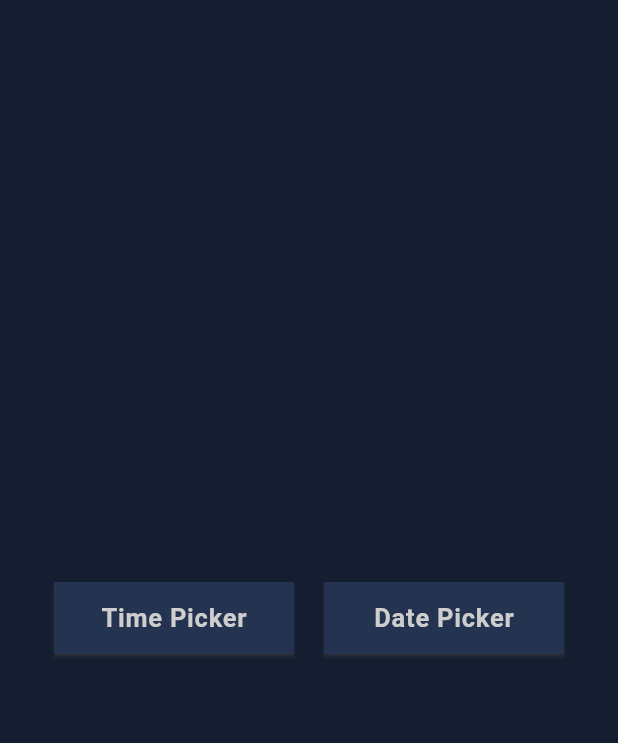
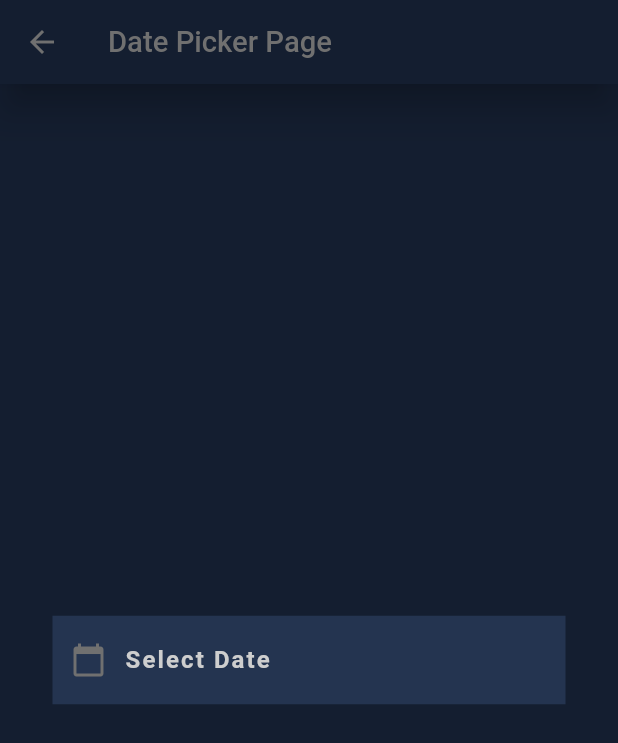
Before and after one commit to gokarna123-goku/flutter_date_and_time, a Flutter app: the screen it shows after launch, after a tap on "Date Picker", on a phone screen of 412 x 824 dp. Shown: the top 743 px of the screen. Run offline on Flutter 3.47's test engine with Material 2 defaults, Android fonts, the light colour scheme and no system bars; our stand-ins replace motion_toast.

Commit message:
complated the app

```diff
--- a/lib/screen/date_picker/date.dart
+++ b/lib/screen/date_picker/date.dart
@@ -0,0 +1,103 @@
+import 'package:intl/intl.dart';
+import "package:flutter/material.dart";
+import 'package:motion_toast/motion_toast.dart';
+import 'package:motion_toast/resources/arrays.dart';
+import 'package:data_time_picker/constant/color.dart';
+
+class DatePickerScreen extends StatefulWidget {
+  const DatePickerScreen({super.key});
+
+  @override
+  State<DatePickerScreen> createState() => _DatePickerScreenState();
+}
+
+class _DatePickerScreenState extends State<DatePickerScreen> {
+  TextEditingController dateInput = TextEditingController();
+
+  @override
+  void initState() {
+    dateInput.text = ""; //set the initial value of text field
+    super.initState();
+  }
+
+  @override
+  Widget build(BuildContext context) {
+    return Scaffold(
+      backgroundColor: background,
+      appBar: AppBar(
+        backgroundColor: background,
+        elevation: 10,
+        title: Text("Date Picker Page",
+          textAlign: TextAlign.center,
+          style: TextStyle(
+              color: tertiary, fontSize: 19.5, fontWeight: FontWeight.w500),
+        ),
+        iconTheme: IconThemeData(color: tertiary),
+      ),
+      body: SafeArea(
+        child: Center(
+          child: Column(
+            mainAxisAlignment: MainAxisAlignment.center,
+            crossAxisAlignment: CrossAxisAlignment.center,
+            children: [
+              Padding(
+                padding: EdgeInsets.symmetric(horizontal: 35.0),
+                child: Container(
+                  child: TextField(
+                    controller: dateInput,
+                    style: TextStyle(
+                        color: primary,
+                        fontWeight: FontWeight.w600,
+                        letterSpacing: 0.5),
+                    //editing controller of this TextField
+                    decoration: InputDecoration(
+                      //icon of text field
+                      labelText: "Select Date",
+                      prefixIcon: Icon(Icons.calendar_today, color: tertiary),
+                      filled: true,
+                      fillColor: cardBg,
+                      focusedBorder: InputBorder.none,
+                      enabledBorder: InputBorder.none,
+                      labelStyle: TextStyle(
+                          color: secondary,
+                          fontWeight: FontWeight.w600,
+                          letterSpacing: 1.4),
+                    ),
+                    readOnly: true,
+                    onTap: () async {
+                      DateTime? pickedDate = await showDatePicker(
+                          context: context,
+                          initialDate: DateTime.now(),
+                          firstDate: DateTime(1950),
+                          //DateTime.now() - not to allow to choose before today.
+                          lastDate: DateTime(2100));
+
+                      if (pickedDate != null) {
+                        // print(pickedDate); //pickedDate output format => 2021-03-10 00:00:00.000
+                        String formattedDate =
+                            DateFormat('yyyy-MM-dd').format(pickedDate);
+                        // print(formattedDate); //formatted date output using intl package =>  2021-03-16
+                        setState(() {
+                          dateInput.text =
+                              formattedDate; //set output date to TextField value.
+                        });
+                      } else {
+                        MotionToast(
+                          height: 30.0,
+                          primaryColor: primary,
+                          description: Text("You forgot to pick Date!!!"),
+                          icon: Icons.timer,
+                          animationType: AnimationType.fromLeft,
+                        ).show(context);
+                      }
+                    },
+                  ),
+                ),
+              ),
+            ],
+          ),
+        ),
+      ),
+    );
+  }
+}
--- a/lib/screen/date_time_section.dart
+++ b/lib/screen/date_time_section.dart
@@ -1,3 +1,4 @@
+import 'package:data_time_picker/screen/date_picker/date.dart';
 import 'package:data_time_picker/screen/time_picker/time.dart';
 import "package:flutter/material.dart";
 import 'package:data_time_picker/constant/color.dart';
@@ -60,11 +61,11 @@ class _DateTimeButtonPageState extends State<DateTimeButtonPage> {
                         backgroundColor: cardBg,
                         shadowColor: tertiary),
                     onPressed: () {
-                      // Navigator.push(
-                      //   context,
-                      //   MaterialPageRoute(
-                      //       builder: (context) => ReserveSlotPage()),
-                      // );
+                      Navigator.push(
+                        context,
+                        MaterialPageRoute(
+                            builder: (context) => DatePickerScreen()),
+                      );
                     },
                     child: Text(
                       "Date Picker",
```
Also changed, not shown: lib/screen/time_picker/time.dart (+11 -0 lines).
